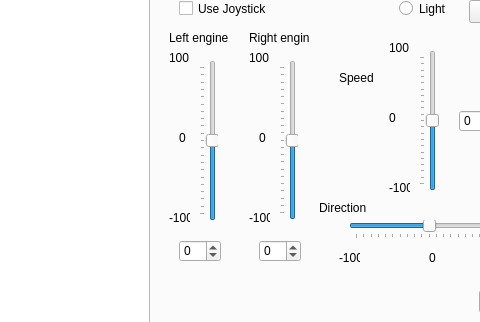
Before: the Qt Designer form mainwindow.ui in debelyoo/catamaran-ui, drawn with Qt 5; both pictures show x 473 to 953 and y 83 to 405 of the 1049 by 612 pixel window.
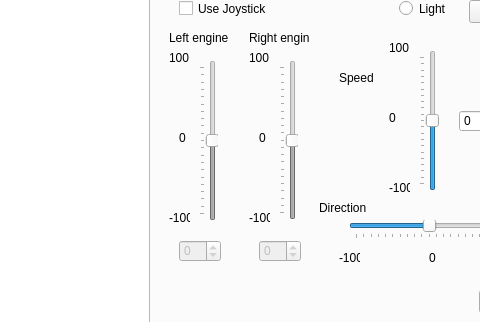
After: the same form once the commit is applied. The open tabs and pages were chosen to show the change. Icons and pictures are not drawn.

What changed in the file:
```diff
--- a/mainwindow.ui
+++ b/mainwindow.ui
@@ -67,6 +67,9 @@
       </property>
      </widget>
      <widget class="QSpinBox" name="rightSpinBox">
+      <property name="enabled">
+       <bool>false</bool>
+      </property>
       <property name="geometry">
        <rect>
         <x>730</x>
@@ -83,6 +86,9 @@
       </property>
      </widget>
      <widget class="QSlider" name="leftSlider">
+      <property name="enabled">
+       <bool>false</bool>
+      </property>
       <property name="geometry">
        <rect>
         <x>670</x>
@@ -108,6 +114,9 @@
       </property>
      </widget>
      <widget class="QSpinBox" name="leftSpinBox">
+      <property name="enabled">
+       <bool>false</bool>
+      </property>
       <property name="geometry">
        <rect>
         <x>650</x>
@@ -127,6 +136,9 @@
       </property>
      </widget>
      <widget class="QSlider" name="rightSlider">
+      <property name="enabled">
+       <bool>false</bool>
+      </property>
       <property name="geometry">
        <rect>
         <x>750</x>
```
Left out of the diff: 14 changed lines with no effect on the pictures.
